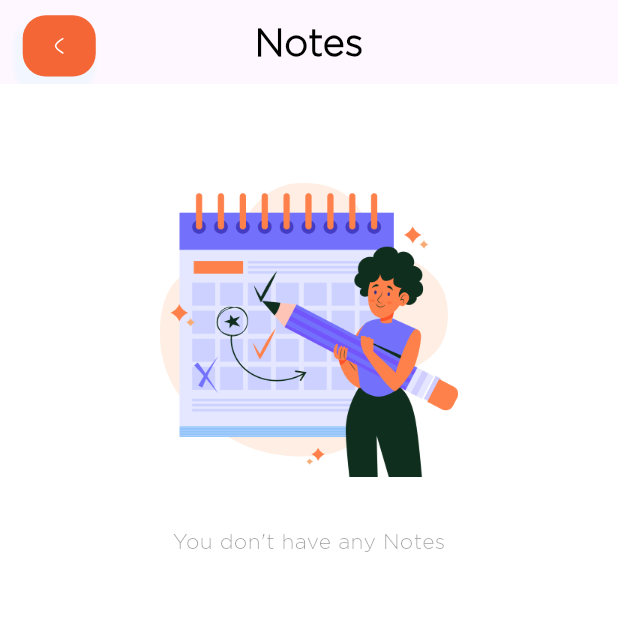
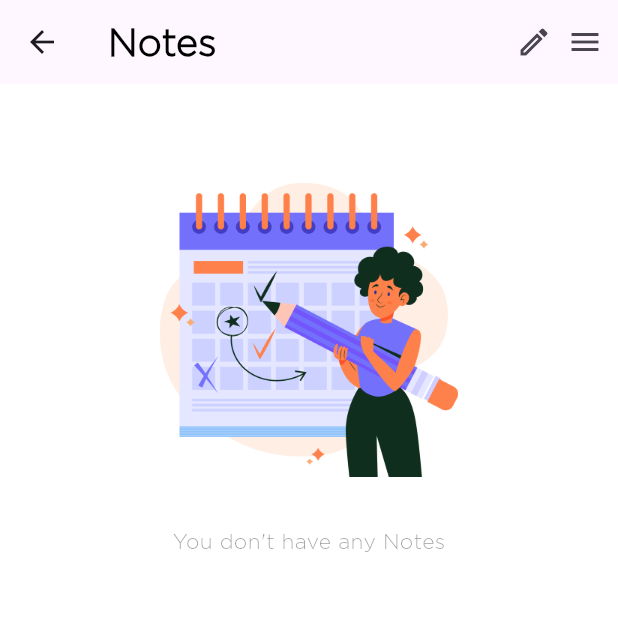
Before and after one commit to Hammadkhan0034/Daone, a Flutter app: the NotesPage screen opened directly, on a phone screen of 412 x 824 dp, the top half of it. Run offline on Flutter 3.47's test engine with Material 3 defaults, Android fonts, the phone set to English and light mode, and no system bars; our stand-ins replace audioplayers, cached_network_image, chewie, cloud_firestore, confetti, connectivity_plus and 18 more; missing offline and left inert: alarm, android_alarm_manager_plus, flutter_downloader, flutter_facebook_auth, selectable, video_thumbnail; accounts and stored records are empty.

Commit message:
note screen

```diff
--- a/lib/presentation/notes/notes.dart
+++ b/lib/presentation/notes/notes.dart
@@ -29,25 +29,35 @@ class NotesPage extends StatelessWidget {
       child: Scaffold(
         backgroundColor: appTheme.whiteA700,
         appBar: AppBar(
-          centerTitle: true,
+          // centerTitle: true,
           title: Text('Notes',
               style:
               TextStyle(
                   fontFamily: 'Gotham Light',
                   fontWeight: FontWeight.w800,
                   fontSize: 25, color: Colors.black)),
-          leadingWidth: 68,
-          leading: AppbarIconbutton(
-            onTap: () {
-              Get.back();
-            },
-            svgPath: ImageConstant.imgInfo,
-            margin: getMargin(
-              left: 10,
-              top: 10,
-              bottom: 5,
+          // leadingWidth: 68,
+          // leading: AppbarIconbutton(
+          //   onTap: () {
+          //     Get.back();
+          //   },
+          //   svgPath: ImageConstant.imgInfo,
+          //   margin: getMargin(
+          //     left: 10,
+          //     top: 10,
+          //     bottom: 5,
+          //   ),
+          // ),
+          actions: [
+            Padding(
+              padding: EdgeInsets.only(right: 10),
+              child: Icon(Icons.edit_outlined),
             ),
-          ),
+            Padding(
+              padding: EdgeInsets.only(right: 10),
+              child: Icon(Icons.menu),
+            )
+          ],
         ),
         body: Container(
           height: Get.height*0.85,
```
Also changed, not shown: 1 other file.
